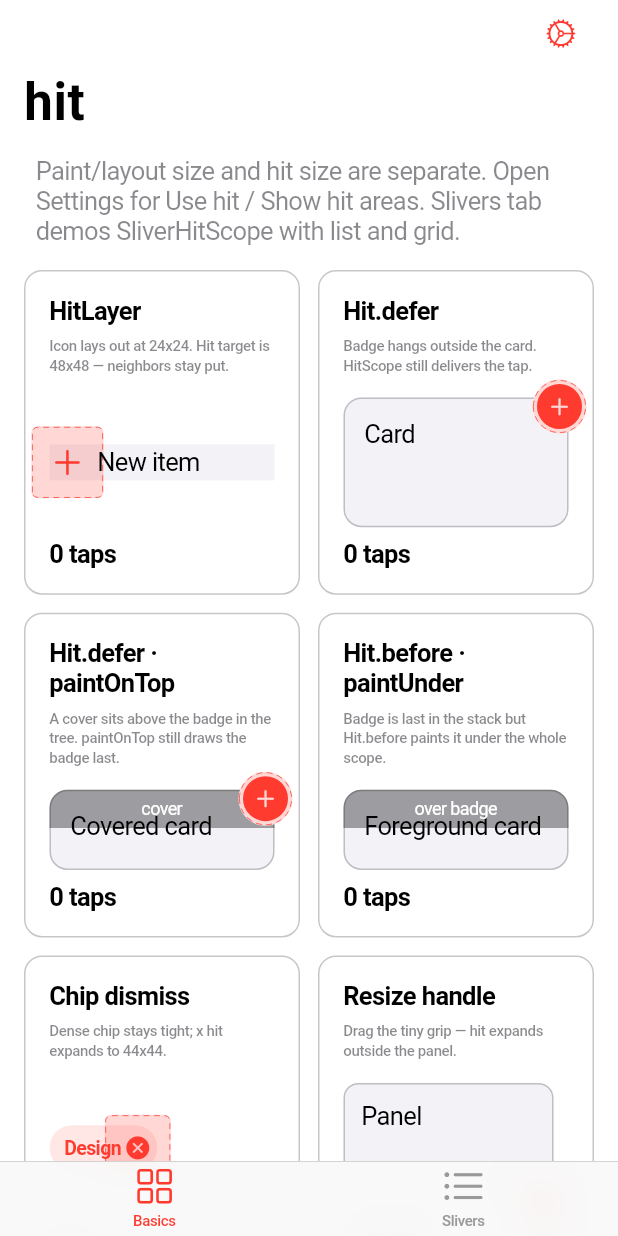
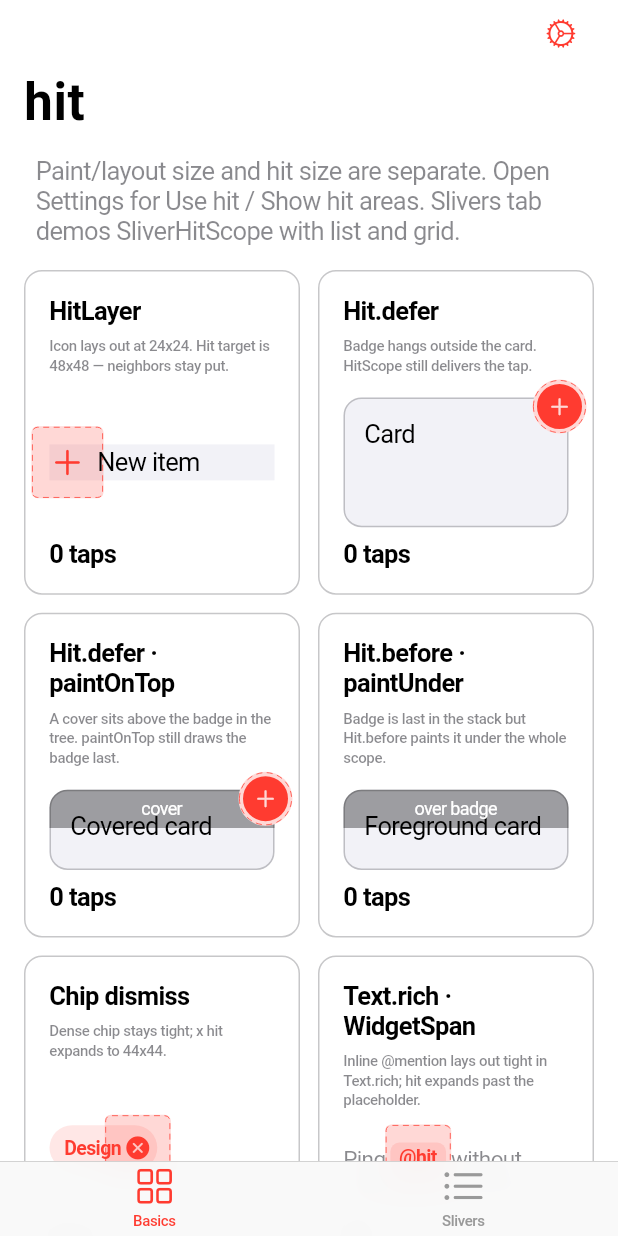
Before and after one commit to definev/hit, a Flutter app: the screen it shows after launch, on a phone screen of 412 x 824 dp. Run offline on Flutter 3.47's test engine with Material 3 defaults, Android fonts, the phone set to English and light mode, and no system bars.

Commit message:
feat: add RichText hit testing functionality with new _RichTextHit widget and corresponding tests

```diff
--- a/example/lib/main.dart
+++ b/example/lib/main.dart
@@ -95,6 +95,7 @@ class _HitDemoPageState extends State<HitDemoPage> {
   int _paintOnTopTaps = 0;
   int _paintUnderTaps = 0;
   int _chipTaps = 0;
+  int _richTextTaps = 0;
   int _listTaps = 0;
   int _tightWrongTaps = 0;
   int _tightRightTaps = 0;
@@ -283,6 +284,19 @@ class _HitDemoPageState extends State<HitDemoPage> {
                     ),
                   ),
                   _DemoTile(
+                    title: 'Text.rich · WidgetSpan',
+                    body: _useHit
+                        ? 'Inline @mention lays out tight in Text.rich; '
+                              'hit expands past the placeholder.'
+                        : 'Inline @mention hit equals paint — corners miss.',
+                    footer: '$_richTextTaps taps',
+                    child: _RichTextHit(
+                      useHit: _useHit,
+                      showHitArea: _showHitArea,
+                      onTap: () => setState(() => _richTextTaps++),
+                    ),
+                  ),
+                  _DemoTile(
                     title: 'Resize handle',
                     body: _useHit
                         ? 'Drag the tiny grip — hit expands outside the panel.'
@@ -1167,6 +1181,68 @@ class _ChipDismiss extends StatelessWidget {
   }
 }
 
+/// [HitLayer] inside [Text.rich] / [WidgetSpan] — layout follows the chip;
+/// overflow taps still land via the enclosing [HitScope].
+class _RichTextHit extends StatelessWidget {
+  const _RichTextHit({
+    required this.useHit,
+    required this.showHitArea,
+    required this.onTap,
+  });
+
+  final bool useHit;
+  final bool showHitArea;
+  final VoidCallback onTap;
+
+  @override
+  Widget build(BuildContext context) {
+    final primary = CupertinoTheme.of(context).primaryColor;
+    final secondary = CupertinoColors.secondaryLabel.resolveFrom(context);
+    final baseStyle = CupertinoTheme.of(context).textTheme.textStyle.copyWith(
+      fontSize: 15,
+      height: 1.4,
+      color: secondary,
+    );
+
+    final mention = Container(
+      padding: const EdgeInsets.symmetric(horizontal: 6, vertical: 2),
+      decoration: BoxDecoration(
+        color: primary.withValues(alpha: 0.12),
+        borderRadius: BorderRadius.circular(6),
+      ),
+      child: Text(
+        '@hit',
+        style: TextStyle(
+          color: primary,
+          fontWeight: FontWeight.w600,
+          fontSize: 13,
+          height: 1.2,
+        ),
+      ),
+    );
+
+    return Text.rich(
+      TextSpan(
+        style: baseStyle,
+        children: [
+          const TextSpan(text: 'Ping '),
+          WidgetSpan(
+            alignment: PlaceholderAlignment.middle,
+            child: _ExpandHit(
+              useHit: useHit,
+              showHitArea: showHitArea,
+              onTap: onTap,
+              hitSize: const Size(44, 44),
+              paintChild: mention,
+            ),
+          ),
+          const TextSpan(text: ' without growing the line box.'),
+        ],
+      ),
+    );
+  }
+}
+
 class _ResizeHandle extends StatelessWidget {
   const _ResizeHandle({
     required this.useHit,
```
Also changed, not shown: 1 other file.
